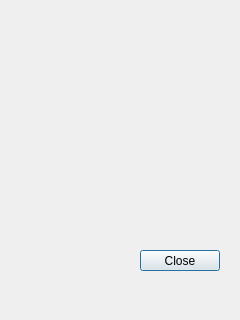
This is src/dialogs/dialogabout.ui in Michaelis105/Angena as Qt 5 draws it before an edit. The edited form follows.
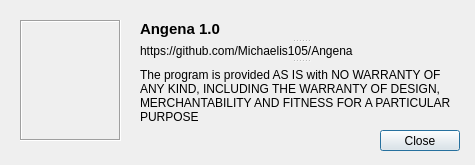
This is the edited form. Icons and pictures are not drawn.

Commit message: Implemented about dialog

Patch:
```diff
--- a/src/dialogs/dialogabout.ui
+++ b/src/dialogs/dialogabout.ui
@@ -6,18 +6,40 @@
    <rect>
     <x>0</x>
     <y>0</y>
-    <width>240</width>
-    <height>320</height>
+    <width>475</width>
+    <height>165</height>
    </rect>
   </property>
+  <property name="sizePolicy">
+   <sizepolicy hsizetype="Fixed" vsizetype="Fixed">
+    <horstretch>0</horstretch>
+    <verstretch>0</verstretch>
+   </sizepolicy>
+  </property>
+  <property name="minimumSize">
+   <size>
+    <width>475</width>
+    <height>165</height>
+   </size>
+  </property>
+  <property name="maximumSize">
+   <size>
+    <width>475</width>
+    <height>165</height>
+   </size>
+  </property>
   <property name="windowTitle">
    <string>Dialog</string>
   </property>
-  <widget class="QPushButton" name="pushButton">
+  <property name="windowIcon">
+   <iconset>
+    <normaloff>../../floweroflife.png</normaloff>../../floweroflife.png</iconset>
+  </property>
+  <widget class="QPushButton" name="close_button">
    <property name="geometry">
     <rect>
-     <x>140</x>
-     <y>250</y>
+     <x>380</x>
+     <y>130</y>
      <width>80</width>
      <height>21</height>
     </rect>
@@ -26,6 +48,75 @@
     <string>Close</string>
    </property>
   </widget>
+  <widget class="QLabel" name="picture_label">
+   <property name="geometry">
+    <rect>
+     <x>20</x>
+     <y>20</y>
+     <width>101</width>
+     <height>121</height>
+    </rect>
+   </property>
+   <property name="focusPolicy">
+    <enum>Qt::ClickFocus</enum>
+   </property>
+   <property name="autoFillBackground">
+    <bool>false</bool>
+   </property>
+   <property name="frameShape">
+    <enum>QFrame::Box</enum>
+   </property>
+   <property name="frameShadow">
+    <enum>QFrame::Sunken</enum>
+   </property>
+   <property name="text">
+    <string/>
+   </property>
+   <property name="pixmap">
+    <pixmap>../../floweroflife.png</pixmap>
+   </property>
+   <property name="scaledContents">
+    <bool>true</bool>
+   </property>
+  </widget>
+  <widget class="QSplitter" name="splitter">
+   <property name="geometry">
+    <rect>
+     <x>140</x>
+     <y>18</y>
+     <width>321</width>
+     <height>111</height>
+    </rect>
+   </property>
+   <property name="orientation">
+    <enum>Qt::Vertical</enum>
+   </property>
+   <widget class="QLabel" name="progreanname_label">
+    <property name="font">
+     <font>
+      <pointsize>11</pointsize>
+      <weight>75</weight>
+      <bold>true</bold>
+     </font>
+    </property>
+    <property name="text">
+     <string>Angena 1.0</string>
+    </property>
+   </widget>
+   <widget class="QLabel" name="website_label">
+    <property name="text">
+     <string>https://github.com/Michaelis105/Angena</string>
+    </property>
+   </widget>
+   <widget class="QLabel" name="legal_label">
+    <property name="text">
+     <string>The program is provided AS IS with NO WARRANTY OF ANY KIND, INCLUDING THE WARRANTY OF DESIGN, MERCHANTABILITY AND FITNESS FOR A PARTICULAR PURPOSE</string>
+    </property>
+    <property name="wordWrap">
+     <bool>true</bool>
+    </property>
+   </widget>
+  </widget>
  </widget>
  <resources/>
  <connections/>
```
Left out of the diff: 2 changed lines with no effect on the pictures. The commit also changes 4 other files.
